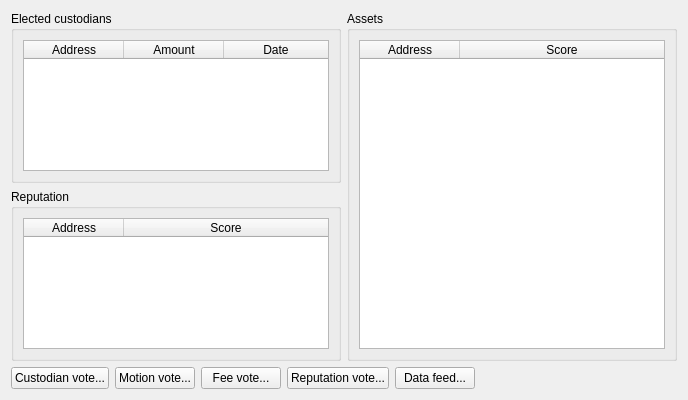
Old version of the form src/qt/forms/votepage.ui in the repository CoinGame/BCEShadow.
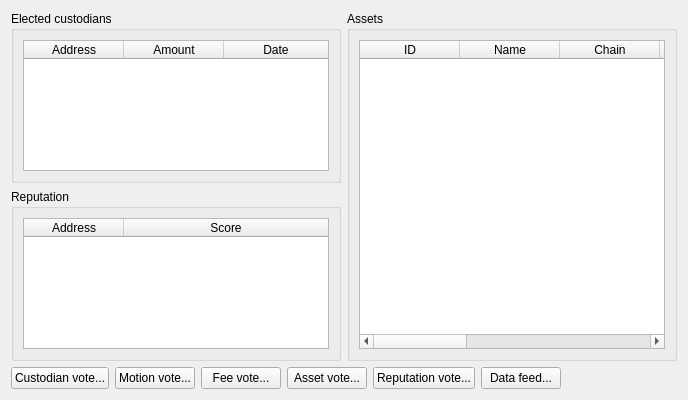
New version of the form.

Commit message: Add UI for asset voting.

Diff of the .ui file:
```diff
--- a/src/qt/forms/votepage.ui
+++ b/src/qt/forms/votepage.ui
@@ -126,12 +126,47 @@
           </attribute>
           <column>
            <property name="text">
-            <string>Address</string>
+            <string>ID</string>
            </property>
           </column>
           <column>
            <property name="text">
-            <string>Score</string>
+            <string>Name</string>
+           </property>
+          </column>
+          <column>
+           <property name="text">
+            <string>Chain</string>
+           </property>
+          </column>
+          <column>
+           <property name="text">
+            <string>Asset</string>
+           </property>
+          </column>
+          <column>
+           <property name="text">
+            <string>Conf.</string>
+           </property>
+          </column>
+          <column>
+           <property name="text">
+            <string>Req. sig.</string>
+           </property>
+          </column>
+          <column>
+           <property name="text">
+            <string>Tot. sig.</string>
+           </property>
+          </column>
+          <column>
+           <property name="text">
+            <string>Max trade (units)</string>
+           </property>
+          </column>
+          <column>
+           <property name="text">
+            <string>Max trade (coins)</string>
            </property>
           </column>
          </widget>
@@ -167,6 +202,13 @@
        </property>
       </widget>
      </item>
+     <item>
+      <widget class="QPushButton" name="assetVote">
+       <property name="text">
+        <string>Asset vote...</string>
+       </property>
+      </widget>
+     </item>
      <item>
       <widget class="QPushButton" name="reputationVote">
        <property name="text">
```
Left out of the diff: 2 changed lines with no effect on the pictures. The commit also changes 14 other files.
